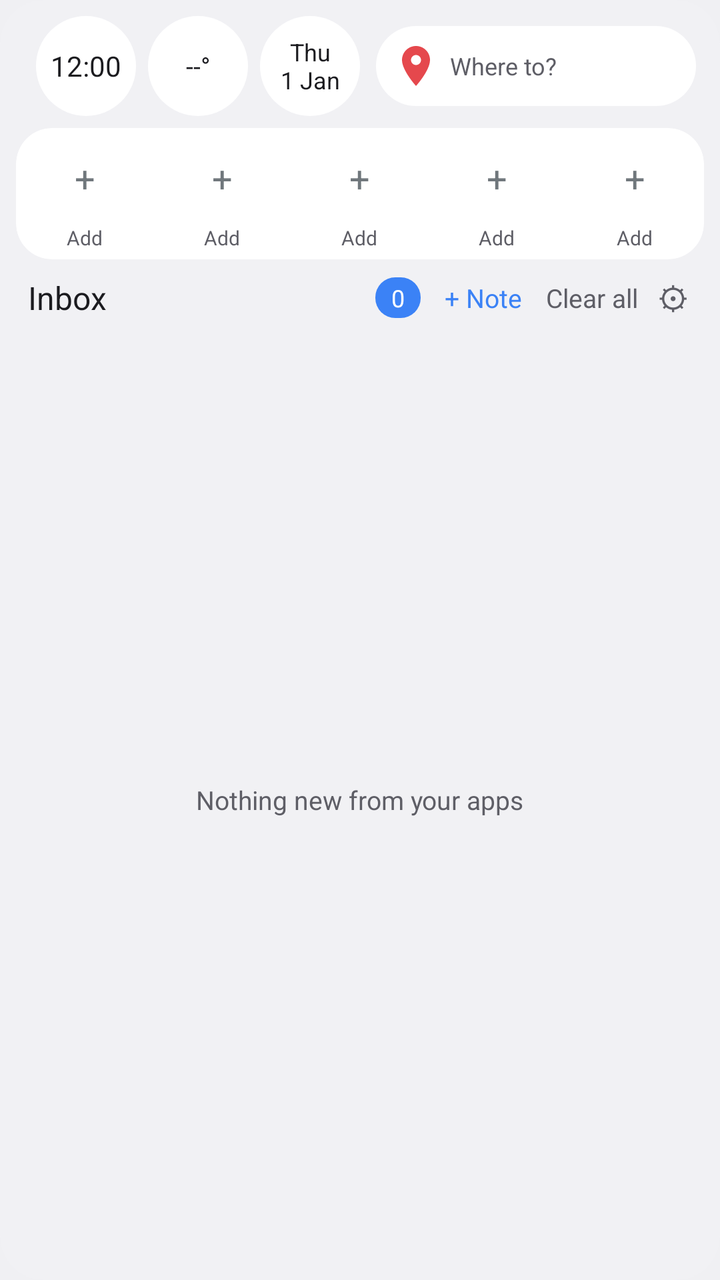
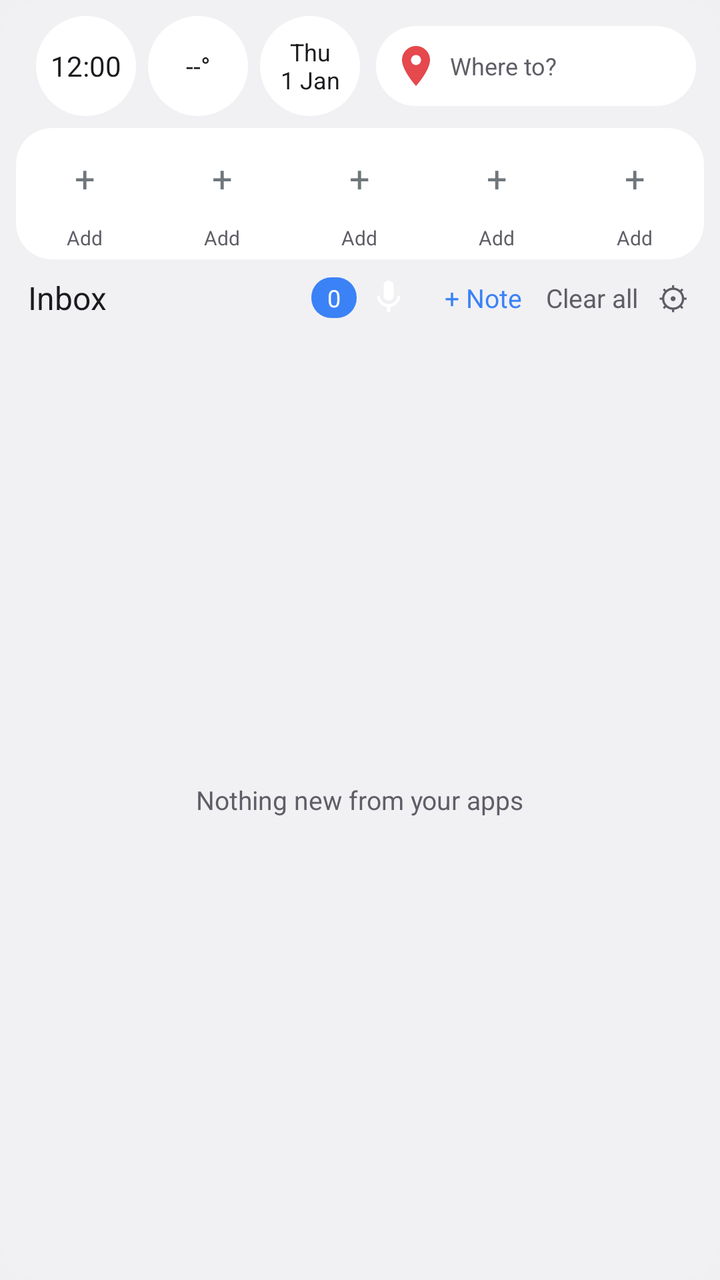

Compare the two renders of this Android layout. The source of the first and the diff that turns it into the second are given below.
<!-- AndroidManifest.xml: application theme NtTheme -->
<!-- res/layout/widget_tiles.xml -->
<?xml version="1.0" encoding="utf-8"?>
<FrameLayout xmlns:android="http://schemas.android.com/apk/res/android"
    android:id="@+id/root"
    android:layout_width="match_parent"
    android:layout_height="match_parent"
    android:background="@drawable/nt_widget_bg"
    android:clipToOutline="true">

    <ImageView
        android:id="@+id/wbgimg"
        android:layout_width="match_parent"
        android:layout_height="match_parent"
        android:scaleType="centerCrop"
        android:visibility="gone" />

<LinearLayout
    android:id="@+id/content"
    android:layout_width="match_parent"
    android:layout_height="match_parent"
    android:orientation="vertical"
    android:padding="8dp">


    <LinearLayout
        android:layout_width="match_parent"
        android:layout_height="wrap_content"
        android:gravity="center_vertical"
        android:orientation="horizontal"
        android:paddingStart="4dp"
        android:paddingEnd="4dp"
        android:paddingBottom="6dp">

        <LinearLayout
            android:id="@+id/wlocA"
            android:layout_width="0dp"
            android:layout_height="40dp"
            android:layout_marginStart="8dp"
            android:layout_weight="1"
            android:background="@drawable/nt_pill_bg"
            android:gravity="center_vertical"
            android:orientation="horizontal"
            android:paddingStart="8dp"
            android:paddingEnd="6dp"
            android:visibility="gone">

            <ImageView
                android:id="@+id/wpinA"
                android:layout_width="24dp"
                android:layout_height="24dp"
                android:src="@drawable/ic_pin" />

            <TextView
                android:id="@+id/wwA"
                android:layout_width="0dp"
                android:layout_height="wrap_content"
                android:layout_marginStart="5dp"
                android:layout_weight="1"
                android:ellipsize="end"
                android:maxLines="1"
                android:text="Where to?"
                android:textColor="@color/nt_sub"
                android:textSize="12sp" />
        </LinearLayout>

        <LinearLayout
            android:layout_width="wrap_content"
            android:layout_height="wrap_content"
            android:orientation="horizontal">

        <TextClock
            android:id="@+id/wclock0"
            android:layout_width="50dp"
            android:layout_height="50dp"
            android:layout_marginStart="6dp"
            android:background="@drawable/nt_circle_bg"
            android:gravity="center"
            android:textColor="@color/nt_text"
           
            android:visibility="visible"
            android:format12Hour="h:mm"
            android:format24Hour="HH:mm"
            android:textSize="14sp"
            />

        <TextView
            android:id="@+id/wweather0"
            android:layout_width="50dp"
            android:layout_height="50dp"
            android:layout_marginStart="6dp"
            android:background="@drawable/nt_circle_bg"
            android:gravity="center"
            android:textColor="@color/nt_text"
           
            android:visibility="gone"
            android:text="--°"
            android:textSize="13sp"
            />

        <TextClock
            android:id="@+id/wdate0"
            android:layout_width="50dp"
            android:layout_height="50dp"
            android:layout_marginStart="6dp"
            android:background="@drawable/nt_circle_bg"
            android:gravity="center"
            android:textColor="@color/nt_text"
           
            android:visibility="gone"
            android:format12Hour="EEE&#10;d MMM"
            android:format24Hour="EEE&#10;d MMM"
            android:textSize="12sp"
            />

        </LinearLayout>

        <LinearLayout
            android:layout_width="wrap_content"
            android:layout_height="wrap_content"
            android:orientation="horizontal">

        <TextClock
            android:id="@+id/wclock1"
            android:layout_width="50dp"
            android:layout_height="50dp"
            android:layout_marginStart="6dp"
            android:background="@drawable/nt_circle_bg"
            android:gravity="center"
            android:textColor="@color/nt_text"
           
            android:visibility="gone"
            android:format12Hour="h:mm"
            android:format24Hour="HH:mm"
            android:textSize="14sp"
            />

        <TextView
            android:id="@+id/wweather1"
            android:layout_width="50dp"
            android:layout_height="50dp"
            android:layout_marginStart="6dp"
            android:background="@drawable/nt_circle_bg"
            android:gravity="center"
            android:textColor="@color/nt_text"
           
            android:visibility="visible"
            android:text="--°"
            android:textSize="13sp"
            />

        <TextClock
            android:id="@+id/wdate1"
            android:layout_width="50dp"
            android:layout_height="50dp"
            android:layout_marginStart="6dp"
            android:background="@drawable/nt_circle_bg"
            android:gravity="center"
            android:textColor="@color/nt_text"
           
            android:visibility="gone"
            android:format12Hour="EEE&#10;d MMM"
            android:format24Hour="EEE&#10;d MMM"
            android:textSize="12sp"
            />

        </LinearLayout>

        <LinearLayout
            android:layout_width="wrap_content"
            android:layout_height="wrap_content"
            android:orientation="horizontal">

        <TextClock
            android:id="@+id/wclock2"
            android:layout_width="50dp"
            android:layout_height="50dp"
            android:layout_marginStart="6dp"
            android:background="@drawable/nt_circle_bg"
            android:gravity="center"
            android:textColor="@color/nt_text"
           
            android:visibility="gone"
            android:format12Hour="h:mm"
            android:format24Hour="HH:mm"
            android:textSize="14sp"
            />

        <TextView
            android:id="@+id/wweather2"
            android:layout_width="50dp"
            android:layout_height="50dp"
            android:layout_marginStart="6dp"
            android:background="@drawable/nt_circle_bg"
            android:gravity="center"
            android:textColor="@color/nt_text"
           
            android:visibility="gone"
            android:text="--°"
            android:textSize="13sp"
            />

        <TextClock
            android:id="@+id/wdate2"
            android:layout_width="50dp"
            android:layout_height="50dp"
            android:layout_marginStart="6dp"
            android:background="@drawable/nt_circle_bg"
            android:gravity="center"
            android:textColor="@color/nt_text"
           
            android:visibility="visible"
            android:format12Hour="EEE&#10;d MMM"
            android:format24Hour="EEE&#10;d MMM"
            android:textSize="12sp"
            />

        </LinearLayout>

        <LinearLayout
            android:id="@+id/wlocB"
            android:layout_width="0dp"
            android:layout_height="40dp"
            android:layout_marginStart="8dp"
            android:layout_weight="1"
            android:background="@drawable/nt_pill_bg"
            android:gravity="center_vertical"
            android:orientation="horizontal"
            android:paddingStart="8dp"
            android:paddingEnd="6dp"
            android:visibility="visible">

            <ImageView
                android:id="@+id/wpinB"
                android:layout_width="24dp"
                android:layout_height="24dp"
                android:src="@drawable/ic_pin" />

            <TextView
                android:id="@+id/wwB"
                android:layout_width="0dp"
                android:layout_height="wrap_content"
                android:layout_marginStart="5dp"
                android:layout_weight="1"
                android:ellipsize="end"
                android:maxLines="1"
                android:text="Where to?"
                android:textColor="@color/nt_sub"
                android:textSize="12sp" />
        </LinearLayout>
    </LinearLayout>

    <FrameLayout
        android:id="@+id/dialwrap"
        android:layout_width="match_parent"
        android:layout_height="wrap_content"
        android:layout_marginBottom="6dp"
        android:background="@drawable/nt_dial_bg"
        android:clipToOutline="true">

    <ImageView
        android:id="@+id/dialimg"
        android:layout_width="match_parent"
        android:layout_height="match_parent"
        android:scaleType="centerCrop"
        android:visibility="gone" />

    <LinearLayout
        android:id="@+id/dialrow"
        android:layout_width="match_parent"
        android:layout_height="wrap_content"
        android:orientation="horizontal"
        android:paddingTop="4dp"
        android:paddingBottom="4dp">

        <LinearLayout
            android:id="@+id/dial0"
            android:layout_width="0dp"
            android:layout_height="wrap_content"
            android:layout_weight="1"
            android:gravity="center_horizontal"
            android:orientation="vertical">

            <TextView
                android:id="@+id/dc0"
                android:layout_width="42dp"
                android:layout_height="42dp"
                android:background="@drawable/nt_circle_bg"
                android:gravity="center"
                android:text="+"
                android:textSize="18sp"
                />

            <TextView
                android:id="@+id/dn0"
                android:layout_width="match_parent"
                android:layout_height="wrap_content"
                android:ellipsize="end"
                android:gravity="center"
                android:maxLines="1"
                android:paddingTop="2dp"
                android:text="Add"
                android:textColor="@color/nt_sub"
                android:textSize="10sp" />
        </LinearLayout>

        <LinearLayout
            android:id="@+id/dial1"
            android:layout_width="0dp"
            android:layout_height="wrap_content"
            android:layout_weight="1"
            android:gravity="center_horizontal"
            android:orientation="vertical">

            <TextView
                android:id="@+id/dc1"
                android:layout_width="42dp"
                android:layout_height="42dp"
                android:background="@drawable/nt_circle_bg"
                android:gravity="center"
                android:text="+"
                android:textSize="18sp"
                />

            <TextView
                android:id="@+id/dn1"
                android:layout_width="match_parent"
                android:layout_height="wrap_content"
                android:ellipsize="end"
                android:gravity="center"
                android:maxLines="1"
                android:paddingTop="2dp"
                android:text="Add"
                android:textColor="@color/nt_sub"
                android:textSize="10sp" />
        </LinearLayout>

        <LinearLayout
            android:id="@+id/dial2"
            android:layout_width="0dp"
            android:layout_height="wrap_content"
            android:layout_weight="1"
            android:gravity="center_horizontal"
            android:orientation="vertical">

            <TextView
                android:id="@+id/dc2"
                android:layout_width="42dp"
                android:layout_height="42dp"
                android:background="@drawable/nt_circle_bg"
                android:gravity="center"
                android:text="+"
                android:textSize="18sp"
                />

            <TextView
                android:id="@+id/dn2"
                android:layout_width="match_parent"
                android:layout_height="wrap_content"
                android:ellipsize="end"
                android:gravity="center"
                android:maxLines="1"
                android:paddingTop="2dp"
                android:text="Add"
                android:textColor="@color/nt_sub"
                android:textSize="10sp" />
        </LinearLayout>

        <LinearLayout
            android:id="@+id/dial3"
            android:layout_width="0dp"
            android:layout_height="wrap_content"
            android:layout_weight="1"
            android:gravity="center_horizontal"
            android:orientation="vertical">

            <TextView
                android:id="@+id/dc3"
                android:layout_width="42dp"
                android:layout_height="42dp"
                android:background="@drawable/nt_circle_bg"
                android:gravity="center"
                android:text="+"
                android:textSize="18sp"
                />

            <TextView
                android:id="@+id/dn3"
                android:layout_width="match_parent"
                android:layout_height="wrap_content"
                android:ellipsize="end"
                android:gravity="center"
                android:maxLines="1"
                android:paddingTop="2dp"
                android:text="Add"
                android:textColor="@color/nt_sub"
                android:textSize="10sp" />
        </LinearLayout>

        <LinearLayout
            android:id="@+id/dial4"
            android:layout_width="0dp"
            android:layout_height="wrap_content"
            android:layout_weight="1"
            android:gravity="center_horizontal"
            android:orientation="vertical">

            <TextView
                android:id="@+id/dc4"
                android:layout_width="42dp"
                android:layout_height="42dp"
                android:background="@drawable/nt_circle_bg"
                android:gravity="center"
                android:text="+"
                android:textSize="18sp"
                />

            <TextView
                android:id="@+id/dn4"
                android:layout_width="match_parent"
                android:layout_height="wrap_content"
                android:ellipsize="end"
                android:gravity="center"
                android:maxLines="1"
                android:paddingTop="2dp"
                android:text="Add"
                android:textColor="@color/nt_sub"
                android:textSize="10sp" />
        </LinearLayout>
    </LinearLayout>
    </FrameLayout>

    <LinearLayout
        android:id="@+id/header"
        android:layout_width="match_parent"
        android:layout_height="wrap_content"
        android:gravity="center_vertical"
        android:orientation="horizontal"
        android:paddingStart="6dp"
        android:paddingEnd="6dp"
        android:paddingBottom="6dp">

        <TextView
            android:id="@+id/hdr_title"
            android:layout_width="0dp"
            android:layout_height="wrap_content"
            android:layout_weight="1"
            android:text="Inbox"
            android:textColor="@color/nt_text"
            android:textSize="16sp"
            />

        <TextView
            android:id="@+id/count"
            android:layout_width="wrap_content"
            android:layout_height="wrap_content"
            android:background="@drawable/nt_badge_bg"
            android:paddingStart="8dp"
            android:paddingTop="2dp"
            android:paddingEnd="8dp"
            android:paddingBottom="2dp"
            android:text="0"
            android:textColor="#FFFFFF"
            android:textSize="12sp"
            />

        <TextView
            android:id="@+id/wnote"
            android:layout_width="wrap_content"
            android:layout_height="wrap_content"
            android:paddingStart="12dp"
            android:paddingTop="4dp"
            android:paddingEnd="6dp"
            android:paddingBottom="4dp"
            android:text="+ Note"
            android:textColor="@color/nt_badge"
            android:textSize="13sp"
            />

        <TextView
            android:id="@+id/wclear"
            android:layout_width="wrap_content"
            android:layout_height="wrap_content"
            android:paddingStart="6dp"
            android:paddingTop="4dp"
            android:paddingEnd="2dp"
            android:paddingBottom="4dp"
            android:text="Clear all"
            android:textColor="@color/nt_sub"
            android:textSize="13sp" />

        <TextView
            android:id="@+id/wset"
            android:layout_width="wrap_content"
            android:layout_height="wrap_content"
            android:paddingStart="8dp"
            android:paddingTop="2dp"
            android:paddingEnd="2dp"
            android:paddingBottom="2dp"
            android:text="⚙"
            android:textColor="@color/nt_sub"
            android:textSize="16sp" />
    </LinearLayout>

    <FrameLayout
        android:layout_width="match_parent"
        android:layout_height="0dp"
        android:layout_weight="1">

        <GridView
            android:id="@+id/grid"
            android:layout_width="match_parent"
            android:layout_height="match_parent"
            android:horizontalSpacing="6dp"
            android:listSelector="@android:color/transparent"
            android:numColumns="2"
            android:scrollbars="none"
            android:stretchMode="columnWidth"
            android:verticalSpacing="6dp" />

        <TextView
            android:id="@+id/empty"
            android:layout_width="wrap_content"
            android:layout_height="wrap_content"
            android:layout_gravity="center"
            android:text="Nothing new from your apps"
            android:textColor="@color/nt_sub"
            android:textSize="13sp" />
    </FrameLayout>
</LinearLayout>
</FrameLayout>
<!-- resources referenced by this layout -->
<resources>
  <color name="nt_badge">#3B82F6</color>
  <color name="nt_sub">#5E5E66</color>
  <color name="nt_text">#1B1B1F</color>
  <!-- drawable ic_pin (drawable) -->
  <?xml version="1.0" encoding="utf-8"?>
  <vector xmlns:android="http://schemas.android.com/apk/res/android"
      android:width="24dp"
      android:height="24dp"
      android:viewportWidth="24"
      android:viewportHeight="24">
      <path
          android:fillColor="#E5484D"
          android:pathData="M12,2C8.13,2 5,5.13 5,9c0,5.25 7,13 7,13s7,-7.75 7,-13c0,-3.87 -3.13,-7 -7,-7zM12,11.5c-1.38,0 -2.5,-1.12 -2.5,-2.5s1.12,-2.5 2.5,-2.5 2.5,1.12 2.5,2.5 -1.12,2.5 -2.5,2.5z" />
  </vector>
  <!-- drawable nt_badge_bg (drawable) -->
  <?xml version="1.0" encoding="utf-8"?>
  <shape xmlns:android="http://schemas.android.com/apk/res/android" android:shape="rectangle">
      <solid android:color="@color/nt_badge" />
      <corners android:radius="10dp" />
  </shape>
  <!-- drawable nt_circle_bg (drawable) -->
  <?xml version="1.0" encoding="utf-8"?>
  <shape xmlns:android="http://schemas.android.com/apk/res/android" android:shape="oval">
      <solid android:color="@color/nt_circle" />
  </shape>
  <!-- drawable nt_dial_bg (drawable) -->
  <?xml version="1.0" encoding="utf-8"?>
  <shape xmlns:android="http://schemas.android.com/apk/res/android" android:shape="rectangle">
      <solid android:color="#FFFFFFFF" />
      <corners android:radius="18dp" />
  </shape>
  <!-- drawable nt_pill_bg (drawable) -->
  <?xml version="1.0" encoding="utf-8"?>
  <shape xmlns:android="http://schemas.android.com/apk/res/android" android:shape="rectangle">
      <solid android:color="@color/nt_circle" />
      <corners android:radius="20dp" />
  </shape>
  <!-- drawable nt_widget_bg (drawable) -->
  <?xml version="1.0" encoding="utf-8"?>
  <shape xmlns:android="http://schemas.android.com/apk/res/android" android:shape="rectangle">
      <solid android:color="@color/nt_bg" />
      <corners android:radius="22dp" />
  </shape>
  <style name="NtTheme" parent="android:Theme.DeviceDefault.DayNight" />
  <color name="nt_circle">#FFFFFFFF</color>
  <color name="nt_bg">#EEF2F2F5</color>
</resources>

<!-- the commit's change to res/layout/widget_tiles.xml (unified diff, before → after) -->
@@ -461,6 +461,17 @@
             android:textColor="#FFFFFF"
             android:textSize="12sp"
             />
+
+        <ImageView
+            android:id="@+id/wmic"
+            android:layout_width="32dp"
+            android:layout_height="26dp"
+            android:contentDescription="Record"
+            android:paddingStart="6dp"
+            android:paddingTop="2dp"
+            android:paddingEnd="6dp"
+            android:paddingBottom="2dp"
+            android:src="@drawable/ic_mic" />
 
         <TextView
             android:id="@+id/wnote"
<!-- resource entries referenced after the edit -->
@@ -3,6 +3,16 @@
   <color name="nt_badge">#3B82F6</color>
   <color name="nt_sub">#5E5E66</color>
   <color name="nt_text">#1B1B1F</color>
+  <!-- drawable ic_mic (drawable) -->
+  <vector xmlns:android="http://schemas.android.com/apk/res/android"
+      android:width="24dp"
+      android:height="24dp"
+      android:viewportWidth="24"
+      android:viewportHeight="24">
+      <path
+          android:fillColor="#FFFFFFFF"
+          android:pathData="M12,14c1.66,0 3,-1.34 3,-3V5c0,-1.66 -1.34,-3 -3,-3S9,3.34 9,5v6c0,1.66 1.34,3 3,3zM17.3,11c0,3 -2.54,5.1 -5.3,5.1S6.7,14 6.7,11H5c0,3.41 2.72,6.23 6,6.72V21h2v-3.28c3.28,-0.48 6,-3.3 6,-6.72h-1.7z" />
+  </vector>
   <!-- drawable ic_pin (drawable) -->
   <?xml version="1.0" encoding="utf-8"?>
   <vector xmlns:android="http://schemas.android.com/apk/res/android"
